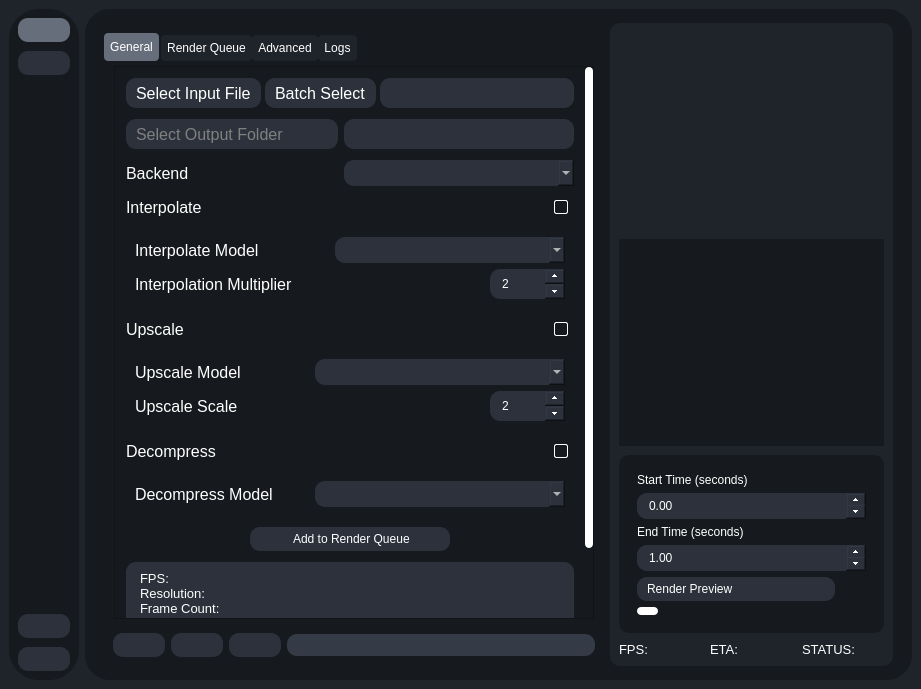
Old version of the form testRVEInterface.ui in the repository gokulmc/enhance_crop.
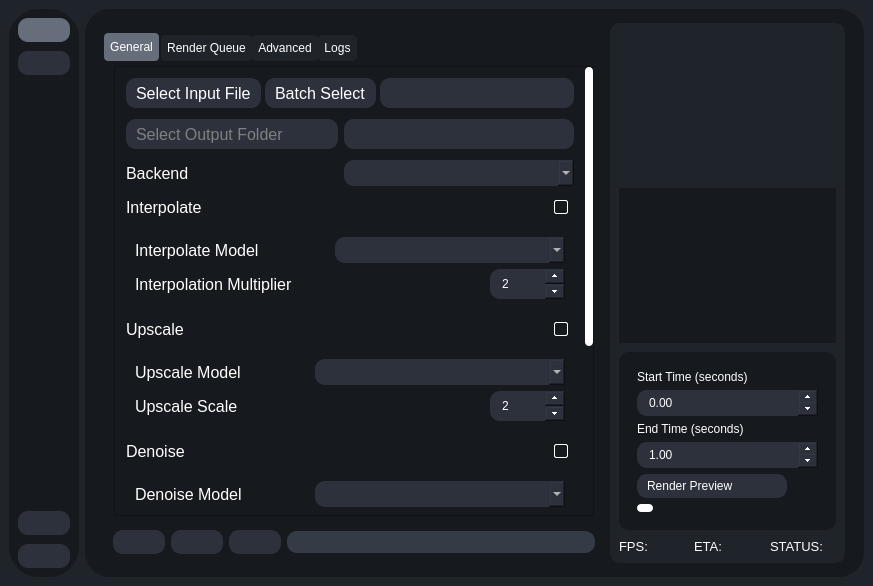
New version of the form. The open tabs and pages were chosen to show the change. Icons and pictures are not drawn.

The edit to the form file:
```diff
--- a/testRVEInterface.ui
+++ b/testRVEInterface.ui
@@ -6,8 +6,8 @@
    <rect>
     <x>0</x>
     <y>0</y>
-    <width>921</width>
-    <height>689</height>
+    <width>0</width>
+    <height>0</height>
    </rect>
   </property>
   <property name="sizePolicy">
@@ -1091,8 +1091,8 @@
                                   <rect>
                                    <x>0</x>
                                    <y>0</y>
-                                   <width>395</width>
-                                   <height>658</height>
+                                   <width>470</width>
+                                   <height>748</height>
                                   </rect>
                                  </property>
                                  <layout class="QVBoxLayout" name="verticalLayout_32">
@@ -1783,6 +1783,114 @@
                                     </layout>
                                    </widget>
                                   </item>
+                                  <item>
+                                   <widget class="QWidget" name="widget_40" native="true">
+                                    <layout class="QHBoxLayout" name="horizontalLayout_62">
+                                     <property name="leftMargin">
+                                      <number>0</number>
+                                     </property>
+                                     <property name="topMargin">
+                                      <number>0</number>
+                                     </property>
+                                     <property name="rightMargin">
+                                      <number>0</number>
+                                     </property>
+                                     <property name="bottomMargin">
+                                      <number>0</number>
+                                     </property>
+                                     <item>
+                                      <widget class="QLabel" name="label_82">
+                                       <property name="font">
+                                        <font>
+                                         <pointsize>12</pointsize>
+                                        </font>
+                                       </property>
+                                       <property name="text">
+                                        <string>Denoise</string>
+                                       </property>
+                                      </widget>
+                                     </item>
+                                     <item>
+                                      <spacer name="horizontalSpacer_32">
+                                       <property name="orientation">
+                                        <enum>Qt::Orientation::Horizontal</enum>
+                                       </property>
+                                       <property name="sizeHint" stdset="0">
+                                        <size>
+                                         <width>337</width>
+                                         <height>20</height>
+                                        </size>
+                                       </property>
+                                      </spacer>
+                                     </item>
+                                     <item>
+                                      <widget class="QCheckBox" name="denoiseCheckBox">
+                                       <property name="text">
+                                        <string />
+                                       </property>
+                                      </widget>
+                                     </item>
+                                    </layout>
+                                   </widget>
+                                  </item>
+                                  <item>
+                                   <widget class="QWidget" name="widget_41" native="true">
+                                    <layout class="QHBoxLayout" name="horizontalLayout_64">
+                                     <item>
+                                      <widget class="QWidget" name="widget_44" native="true">
+                                       <layout class="QHBoxLayout" name="horizontalLayout_63">
+                                        <property name="leftMargin">
+                                         <number>0</number>
+                                        </property>
+                                        <property name="topMargin">
+                                         <number>0</number>
+                                        </property>
+                                        <property name="rightMargin">
+                                         <number>0</number>
+                                        </property>
+                                        <property name="bottomMargin">
+                                         <number>0</number>
+                                        </property>
+                                        <item>
+                                         <widget class="QLabel" name="label_83">
+                                          <property name="font">
+                                           <font>
+                                            <pointsize>12</pointsize>
+                                           </font>
+                                          </property>
+                                          <property name="text">
+                                           <string>Denoise Model</string>
+                                          </property>
+                                         </widget>
+                                        </item>
+                                        <item>
+                                         <widget class="QComboBox" name="denoiseModelComboBox">
+                                          <property name="sizePolicy">
+                                           <sizepolicy hsizetype="MinimumExpanding" vsizetype="Fixed">
+                                            <horstretch>0</horstretch>
+                                            <verstretch>0</verstretch>
+                                           </sizepolicy>
+                                          </property>
+                                          <property name="minimumSize">
+                                           <size>
+                                            <width>0</width>
+                                            <height>0</height>
+                                           </size>
+                                          </property>
+                                          <property name="maximumSize">
+                                           <size>
+                                            <width>250</width>
+                                            <height>30</height>
+                                           </size>
+                                          </property>
+                                         </widget>
+                                        </item>
+                                       </layout>
+                                      </widget>
+                                     </item>
+                                    </layout>
+                                   </widget>
+                                  </item>
                                   <item>
                                    <widget class="QWidget" name="decompressCheckBoxContainer" native="true">
                                     <layout class="QHBoxLayout" name="horizontalLayout_59">
@@ -1806,7 +1914,7 @@
                                         </font>
                                        </property>
                                        <property name="text">
-                                        <string>Decompress</string>
+                                        <string>Deblur</string>
                                        </property>
                                       </widget>
                                      </item>
@@ -1874,7 +1982,7 @@
                                               </font>
                                              </property>
                                              <property name="text">
-                                              <string>Decompress Model</string>
+                                              <string>Deblur Model</string>
                                              </property>
                                             </widget>
                                            </item>
```
Left out of the diff: 293 changed lines with no effect on the pictures.
